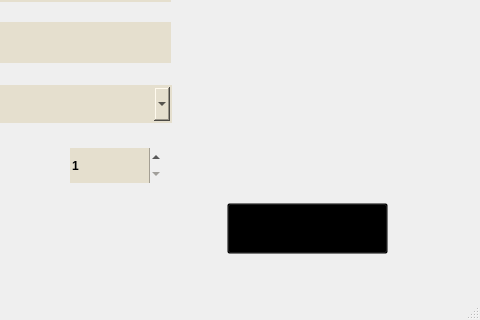
SEGA-ABBASYA/Data_Structures, file WranaSection/Admin_View.ui: the form before one commit; both pictures show x 800 to 1280 and y 400 to 720 of the 1280 by 720 pixel window.
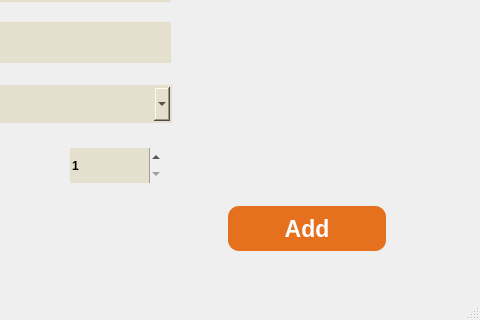
The form after the commit. The open tabs and pages were chosen to show the change. Icons and pictures are not drawn.

Commit message: Admin screens finished with some enhancements.

Diff of the .ui file:
```diff
--- a/WranaSection/Admin_View.ui
+++ b/WranaSection/Admin_View.ui
@@ -1648,7 +1648,7 @@
           <x>280</x>
           <y>10</y>
           <width>629</width>
-          <height>561</height>
+          <height>550</height>
          </rect>
         </property>
         <property name="font">
@@ -1899,10 +1899,10 @@
        <widget class="QPushButton" name="Add">
         <property name="geometry">
          <rect>
-          <x>717</x>
-          <y>443</y>
-          <width>161</width>
-          <height>51</height>
+          <x>718</x>
+          <y>446</y>
+          <width>158</width>
+          <height>45</height>
          </rect>
         </property>
         <property name="font">
@@ -1913,11 +1913,15 @@
          </font>
         </property>
         <property name="styleSheet">
-         <string notr="true">background-color: transparent;
-</string>
+         <string notr="true">background-image: url(:/assists/All_Materials/Rectangle 1380.png);
+color: rgb(255, 255, 255);
+background-color: rgb(229, 112, 30);
+border-radius:50%;
+border: none;
+border-radius: 11px; </string>
         </property>
         <property name="text">
-         <string/>
+         <string>Add</string>
         </property>
         <property name="checkable">
          <bool>false</bool>
```
Left out of the diff: 37 changed lines with no effect on the pictures. The commit also changes 5 other files.
